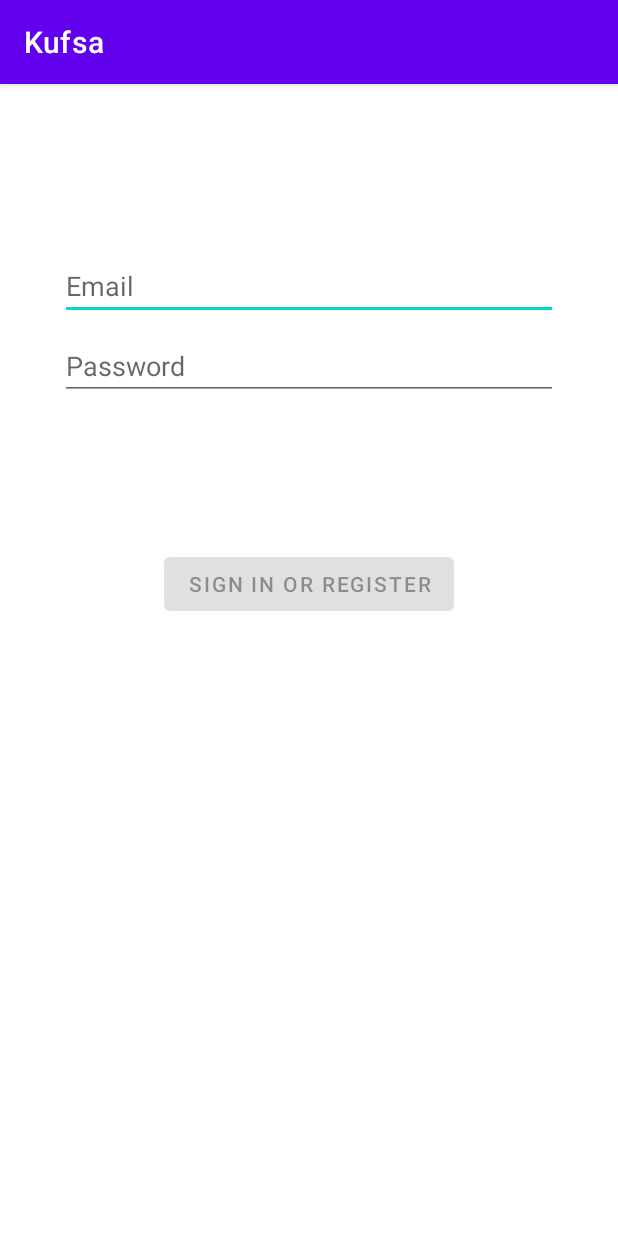
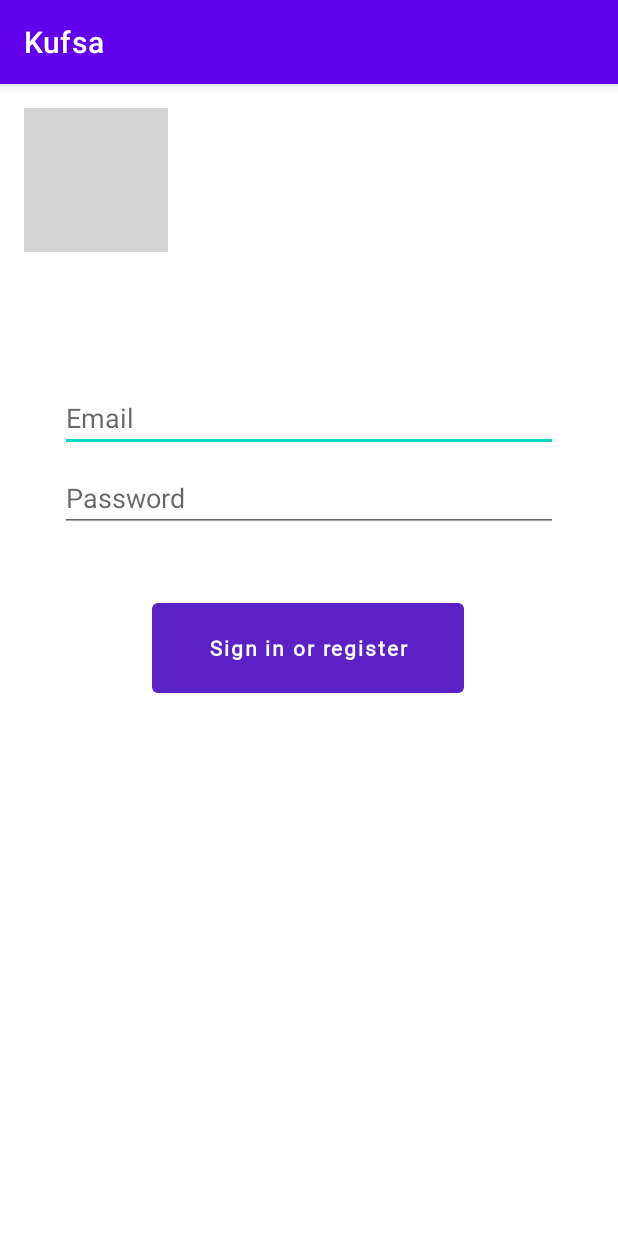
Before and after one commit to David-Tawil/Kufsa, an Android app: the screen it shows after launch (LoginActivity), on a phone screen of 412 x 824 dp. Run offline under Robolectric (Android 15) with nearby library versions, the phone set to English and light mode, and no system bars; grey boxes are pictures that could not be loaded.

Commit message:
Added login page with new logo!

```diff
--- a/app/src/main/res/layout/activity_login.xml
+++ b/app/src/main/res/layout/activity_login.xml
@@ -16,7 +16,7 @@
         android:layout_width="0dp"
         android:layout_height="wrap_content"
         android:layout_marginStart="24dp"
-        android:layout_marginTop="96dp"
+        android:layout_marginTop="184dp"
         android:layout_marginEnd="24dp"
         android:hint="@string/prompt_email"
         android:inputType="textEmailAddress"
@@ -24,6 +24,32 @@
         app:layout_constraintEnd_toEndOf="parent"
         app:layout_constraintStart_toStartOf="parent"
         app:layout_constraintTop_toTopOf="parent" />
+
+    <Button
+        android:id="@+id/login"
+        android:layout_width="208dp"
+        android:layout_height="72dp"
+        android:layout_gravity="start"
+        android:layout_marginStart="48dp"
+        android:layout_marginTop="16dp"
+        android:layout_marginEnd="48dp"
+        android:layout_marginBottom="64dp"
+        android:autoText="false"
+        android:enabled="false"
+        android:fontFamily="@font/open_sans_light"
+        android:text="@string/action_sign_in"
+        android:textAllCaps="false"
+        android:textColor="@color/white"
+        android:textColorHighlight="#FFFFFF"
+        android:textStyle="normal|bold"
+        app:backgroundTint="#5C21C5"
+        app:iconTint="#FFFFFF"
+        app:layout_constraintBottom_toBottomOf="parent"
+        app:layout_constraintEnd_toEndOf="parent"
+        app:layout_constraintHorizontal_bias="0.495"
+        app:layout_constraintStart_toStartOf="parent"
+        app:layout_constraintTop_toBottomOf="@+id/password"
+        app:layout_constraintVertical_bias="0.085" />
 
     <EditText
         android:id="@+id/password"
@@ -41,23 +67,6 @@
         app:layout_constraintStart_toStartOf="parent"
         app:layout_constraintTop_toBottomOf="@+id/username" />
 
-    <Button
-        android:id="@+id/login"
-        android:layout_width="wrap_content"
-        android:layout_height="wrap_content"
-        android:layout_gravity="start"
-        android:layout_marginStart="48dp"
-        android:layout_marginTop="16dp"
-        android:layout_marginEnd="48dp"
-        android:layout_marginBottom="64dp"
-        android:enabled="false"
-        android:text="@string/action_sign_in"
-        app:layout_constraintBottom_toBottomOf="parent"
-        app:layout_constraintEnd_toEndOf="parent"
-        app:layout_constraintStart_toStartOf="parent"
-        app:layout_constraintTop_toBottomOf="@+id/password"
-        app:layout_constraintVertical_bias="0.2" />
-
     <ProgressBar
         android:id="@+id/loading"
         android:layout_width="wrap_content"
@@ -73,4 +82,11 @@
         app:layout_constraintStart_toStartOf="@+id/password"
         app:layout_constraintTop_toTopOf="parent"
         app:layout_constraintVertical_bias="0.3" />
+
+    <ImageView
+        android:id="@+id/imageView2"
+        android:layout_width="wrap_content"
+        android:layout_height="wrap_content"
+        app:srcCompat="@drawable/logo" />
+
 </androidx.constraintlayout.widget.ConstraintLayout>
```
